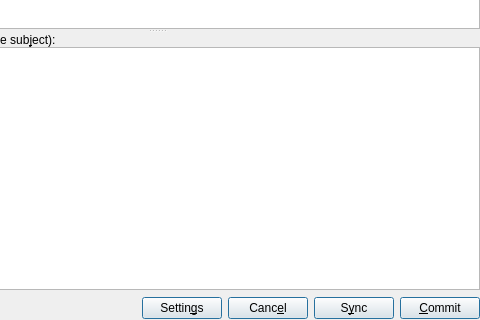
Above: src/commit.ui from tibirna/qgit before the change; both pictures show x 167 to 647 and y 211 to 531 of the 647 by 531 pixel window. Below: the same form after it.
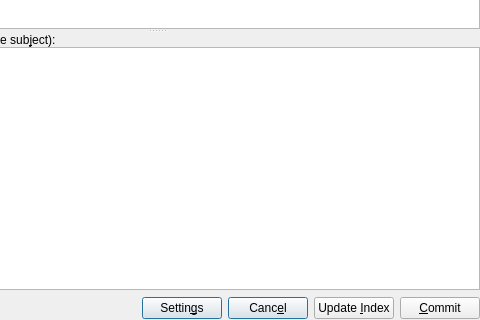
That is the form after the change. Icons and pictures are not drawn.

Commit message:
Fix commit dialog to use 'update index' instead of 'sync'
Stick to official git glossary to avoid misleading the users.

The edit to the form file:
```diff
--- a/src/commit.ui
+++ b/src/commit.ui
@@ -205,9 +205,7 @@
        <item>
         <widget class="QPushButton" name="pushButtonUpdateCache" >
          <property name="sizePolicy" >
-          <sizepolicy>
-           <hsizetype>0</hsizetype>
-           <vsizetype>0</vsizetype>
+          <sizepolicy vsizetype="Fixed" hsizetype="Fixed" >
            <horstretch>0</horstretch>
            <verstretch>0</verstretch>
           </sizepolicy>
@@ -216,25 +214,14 @@
           <string>Update cache for selected files</string>
          </property>
          <property name="text" >
-          <string>S&amp;ync</string>
-         </property>
-         <property name="shortcut" >
-          <string>Alt+Y</string>
-         </property>
-         <property name="autoDefault" >
-          <bool>false</bool>
-         </property>
-         <property name="default" >
-          <bool>true</bool>
+          <string>Update &amp;Index</string>
          </property>
         </widget>
        </item>
        <item>
         <widget class="QPushButton" name="pushButtonOk" >
          <property name="sizePolicy" >
-          <sizepolicy>
-           <hsizetype>0</hsizetype>
-           <vsizetype>0</vsizetype>
+          <sizepolicy vsizetype="Fixed" hsizetype="Fixed" >
            <horstretch>0</horstretch>
            <verstretch>0</verstretch>
           </sizepolicy>
@@ -248,12 +235,6 @@
          <property name="shortcut" >
           <string>Alt+C</string>
          </property>
-         <property name="autoDefault" >
-          <bool>false</bool>
-         </property>
-         <property name="default" >
-          <bool>true</bool>
-         </property>
         </widget>
        </item>
       </layout>
```
Left out of the diff: 70 changed lines with no effect on the pictures. The commit also changes 1 other file.
